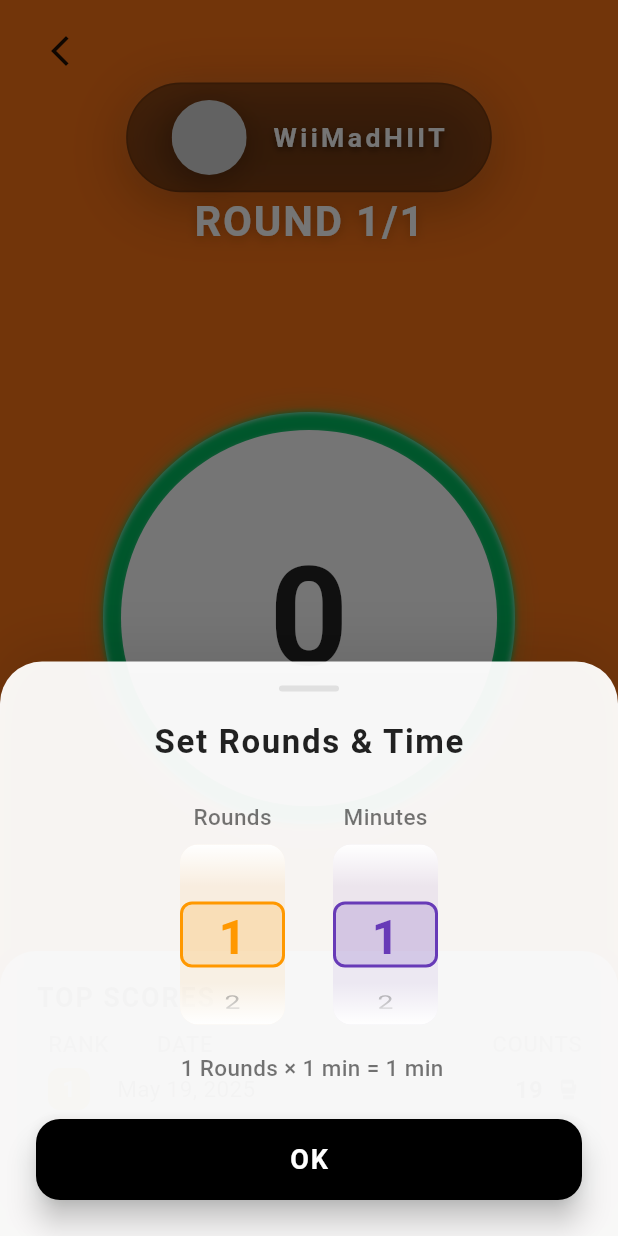
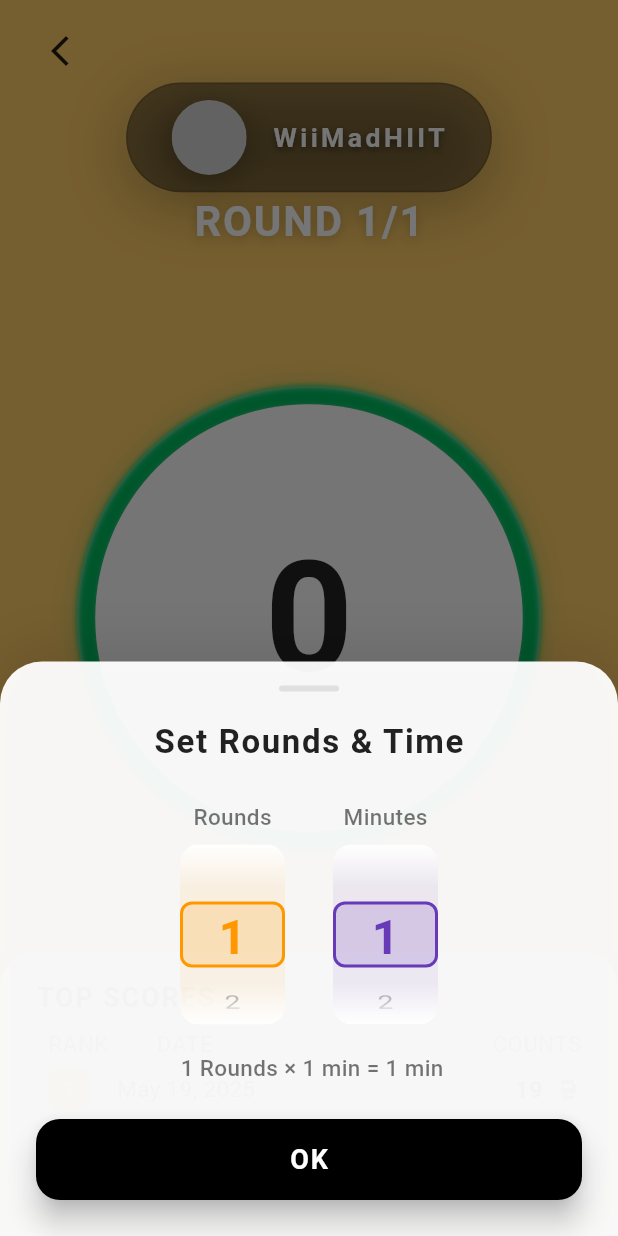
Before and after one commit to WiiMadHIIT/WiiMadHIIT-APP, a Flutter app: the CheckingTrainingPage screen opened by its route, on a phone screen of 412 x 824 dp. Run offline on Flutter 3.47's test engine with Material 3 defaults, Android fonts, the phone set to English and light mode, and no system bars; our stand-ins replace dio, flutter_svg, infinite_carousel, smooth_page_indicator, video_player; accounts and stored records are empty; project files that could hold a hidden picture were left out.

Commit message:
fixed: training page

```diff
--- a/lib/presentation/checkin_start_training/checking_training_page.dart
+++ b/lib/presentation/checkin_start_training/checking_training_page.dart
@@ -330,15 +330,22 @@ class _CheckingTrainingPageState extends State<CheckingTrainingPage> with Ticker
 
     bounceController.stop();
 
-    if (interval > 200) {
-      // 慢速点击，完整弹跳动画
+    if (interval > 400) {
+      // 非常慢的点击，柔和弹跳
+      bounceController.value = 1.0;
+      await bounceController.animateTo(1.18, duration: Duration(milliseconds: 200), curve: Curves.easeInOutCubic);
+      if (mounted) {
+        await bounceController.animateTo(1.0, duration: Duration(milliseconds: 300), curve: Curves.elasticOut);
+      }
+    } else if (interval > 200) {
+      // 中速点击，正常弹跳
       bounceController.value = 1.0;
       await bounceController.animateTo(1.18, duration: Duration(milliseconds: 120), curve: Curves.easeOut);
       if (mounted) {
         await bounceController.animateTo(1.0, duration: Duration(milliseconds: 180), curve: Curves.elasticOut);
       }
     } else {
-      // 快速点击，直接弹到最大再快速回弹
+      // 快速点击，快速回弹
       bounceController.value = 1.18;
       bounceController.animateTo(1.0, duration: Duration(milliseconds: 100), curve: Curves.easeOut);
     }
@@ -362,9 +369,22 @@ class _CheckingTrainingPageState extends State<CheckingTrainingPage> with Ticker
     ? (countdown <= 3 ? const Color(0xFF00FF7F) : const Color(0xFFF2F2F2))
     : const Color(0xFFF2F2F2);
 
+  Color get _dynamicBgColor {
+    if (isCounting && countdown > 3) {
+      final now = DateTime.now().millisecondsSinceEpoch;
+      final interval = now - _lastBounceTime;
+      double t = (1.0 - (interval.clamp(0, 800) / 800));
+      return Color.lerp(Color(0xFFFFCC66), Color(0xFFF97316), t)!;
+    } else if (isCounting && countdown <= 3) {
+      return Color(0xFF00FF7F);
+    } else {
+      return Color(0xFFFFCC66);
+    }
+  }
+
   @override
   Widget build(BuildContext context) {
-    final double diameter = MediaQuery.of(context).size.width * 2 / 3;
+    final double diameter = MediaQuery.of(context).size.width * 3 / 4;
     final bool isWarning = isCounting && countdown <= 3;
     final Color mainColor = isWarning ? Color(0xFF00FF7F) : Color(0xFF00BF60);
     final Gradient? progressGradient = isWarning
@@ -379,7 +399,7 @@ class _CheckingTrainingPageState extends State<CheckingTrainingPage> with Ticker
       body: Stack(
         children: [
           Container(
-            color: isWarning ? Color(0xFF00FF7F) : Color(0xFFF97316),
+            color: _dynamicBgColor,
             child: PageView.builder(
               controller: pageController,
               physics: const NeverScrollableScrollPhysics(),
```
